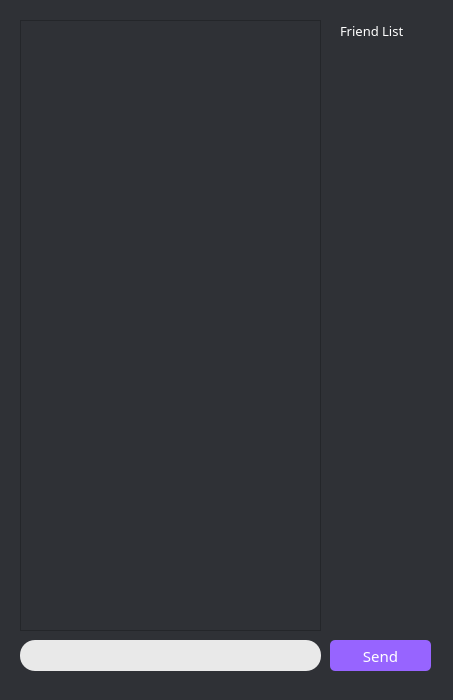
Old version of the form main.ui in the repository sihyeokpark/auto-attendance.
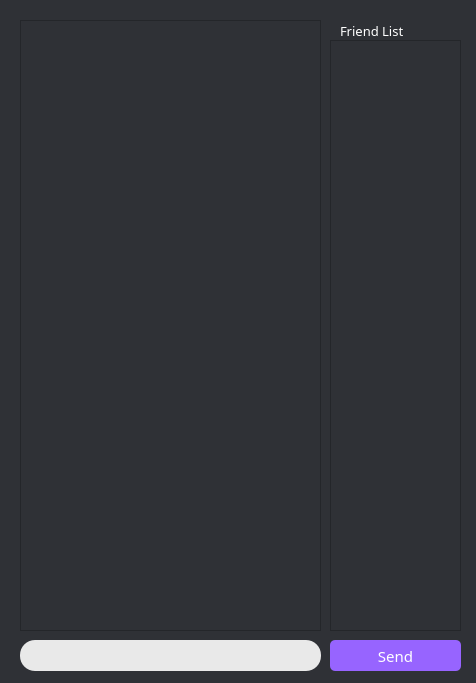
New version of the form.

Diff of the .ui file:
```diff
--- a/main.ui
+++ b/main.ui
@@ -6,8 +6,8 @@
    <rect>
     <x>0</x>
     <y>0</y>
-    <width>453</width>
-    <height>700</height>
+    <width>476</width>
+    <height>683</height>
    </rect>
   </property>
   <property name="windowTitle">
@@ -67,7 +67,7 @@
     <rect>
      <x>330</x>
      <y>640</y>
-     <width>101</width>
+     <width>131</width>
      <height>31</height>
     </rect>
    </property>
@@ -119,7 +119,7 @@
     <rect>
      <x>340</x>
      <y>20</y>
-     <width>71</width>
+     <width>101</width>
      <height>21</height>
     </rect>
    </property>
@@ -138,6 +138,34 @@
     <string>Friend List</string>
    </property>
   </widget>
+  <widget class="QScrollArea" name="scrollArea">
+   <property name="geometry">
+    <rect>
+     <x>330</x>
+     <y>40</y>
+     <width>131</width>
+     <height>591</height>
+    </rect>
+   </property>
+   <property name="styleSheet">
+    <string notr="true">backgorund-color: #ffffff;
+color: #ffffff;
+</string>
+   </property>
+   <property name="widgetResizable">
+    <bool>true</bool>
+   </property>
+   <widget class="QWidget" name="scrollAreaWidgetContents">
+    <property name="geometry">
+     <rect>
+      <x>0</x>
+      <y>0</y>
+      <width>129</width>
+      <height>589</height>
+     </rect>
+    </property>
+   </widget>
+  </widget>
  </widget>
  <resources/>
  <connections/>
```
Left out of the diff: 22 changed lines with no effect on the pictures.
